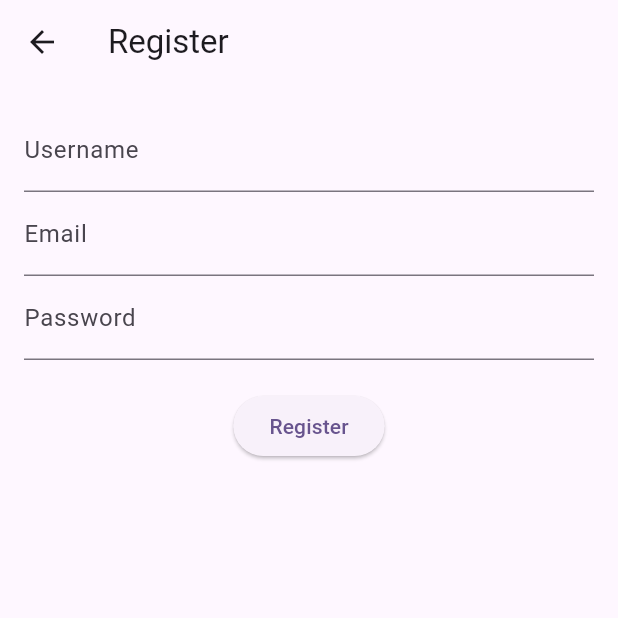
After one commit to Anugraha2526/MusicCoach, a Flutter app: the screen it shows after launch, after a tap on "Don’t have an account? Register", on a phone screen of 412 x 824 dp, the top half of it. The commit adds this screen. Run offline on Flutter 3.47's test engine with Material 3 defaults, Android fonts, the phone set to English and light mode, and no system bars; our stand-ins replace shared_preferences; network calls fail.

Commit message:
Implement user authentication with registration and login screens; add auto-login and update routing

```diff
--- a/music_coach_app/lib/main.dart
+++ b/music_coach_app/lib/main.dart
@@ -1,14 +1,22 @@
 import 'package:flutter/material.dart';
-// import 'screens/piano_lesson_play/piano_lesson_play.dart';
+import 'package:music_coach/services/auth_service.dart';
 import 'screens/login_screen.dart';
+import 'screens/register_screen.dart';
 import 'screens/home_screen.dart';
 
-void main() {
-  runApp(const MyApp());
+void main() async {
+  WidgetsFlutterBinding.ensureInitialized();
+
+  // Check if user is logged in for auto-login
+  bool loggedIn = await AuthService.isLoggedIn();
+
+  runApp(MyApp(startOnHome: loggedIn));
 }
 
 class MyApp extends StatelessWidget {
-  const MyApp({super.key});
+  final bool startOnHome;
+
+  const MyApp({super.key, this.startOnHome = false}); // default false
 
   @override
   Widget build(BuildContext context) {
@@ -17,15 +25,13 @@ class MyApp extends StatelessWidget {
       debugShowCheckedModeBanner: false,
       theme: ThemeData(
         colorScheme: ColorScheme.fromSeed(seedColor: Colors.deepPurple),
-        useMaterial3: true, // optional, for modern Material3 style
+        useMaterial3: true,
       ),
-      // home: const PianoLessonPlay(
-      //   lessonId: 1,
-      // ),
-      home: HomeScreen(),
-       routes: {
+      initialRoute: startOnHome ? '/home' : '/login',
+      routes: {
         '/login': (context) => LoginScreen(),
-        // '/signup': (context) => SignUpScreen(),
+        '/register': (context) => RegisterScreen(),
+        '/home': (context) => HomeScreen(),
       },
     );
   }
--- a/music_coach_app/lib/screens/home_screen.dart
+++ b/music_coach_app/lib/screens/home_screen.dart
@@ -1,3 +1,4 @@
+// home_screen.dart
 import 'package:flutter/material.dart';
 import 'lessons_screen.dart';
 import 'profile_screen.dart';
@@ -12,7 +13,7 @@ class _HomeScreenState extends State<HomeScreen> {
   int _currentIndex = 0;
 
   final List<Widget> _screens = [
-    Container(),         // Home (blank for now)
+    Container(),         // Home placeholder
     LessonsScreen(),     // Lessons placeholder
     ProfileScreen(),     // Profile placeholder
   ];
--- a/music_coach_app/lib/screens/login_screen.dart
+++ b/music_coach_app/lib/screens/login_screen.dart
@@ -2,30 +2,37 @@ import 'package:flutter/material.dart';
 import '../services/auth_service.dart';
 
 class LoginScreen extends StatefulWidget {
-  const LoginScreen({super.key});
-
   @override
   State<LoginScreen> createState() => _LoginScreenState();
 }
 
 class _LoginScreenState extends State<LoginScreen> {
-
   final emailController = TextEditingController();
   final passwordController = TextEditingController();
 
+  @override
+  void initState() {
+    super.initState();
+    _checkAutoLogin();
+  }
+
+  void _checkAutoLogin() async {
+    if (await AuthService.isLoggedIn()) {
+      Navigator.pushReplacementNamed(context, '/home');
+    }
+  }
+
   void handleLogin() async {
-    final token = await AuthService.login(
+    bool success = await AuthService.login(
       emailController.text,
       passwordController.text,
     );
 
-    if (token != null) {
-      ScaffoldMessenger.of(context).showSnackBar(
-        const SnackBar(content: Text('Login Successful')),
-      );
+    if (success) {
+      Navigator.pushReplacementNamed(context, '/home');
     } else {
       ScaffoldMessenger.of(context).showSnackBar(
-        const SnackBar(content: Text('Invalid credentials')),
+        SnackBar(content: Text('Invalid credentials')),
       );
     }
   }
@@ -33,24 +40,30 @@ class _LoginScreenState extends State<LoginScreen> {
   @override
   Widget build(BuildContext context) {
     return Scaffold(
-      appBar: AppBar(title: const Text('Login')),
+      appBar: AppBar(title: Text('Login')),
       body: Padding(
-        padding: const EdgeInsets.all(16),
+        padding: EdgeInsets.all(16),
         child: Column(
           children: [
             TextField(
               controller: emailController,
-              decoration: const InputDecoration(labelText: 'Email'),
+              decoration: InputDecoration(labelText: 'Email'),
             ),
             TextField(
               controller: passwordController,
               obscureText: true,
-              decoration: const InputDecoration(labelText: 'Password'),
+              decoration: InputDecoration(labelText: 'Password'),
             ),
-            const SizedBox(height: 20),
+            SizedBox(height: 20),
             ElevatedButton(
               onPressed: handleLogin,
-              child: const Text('Login'),
+              child: Text('Login'),
+            ),
+            TextButton(
+              onPressed: () {
+                Navigator.pushNamed(context, '/register');
+              },
+              child: Text('Don’t have an account? Register'),
             ),
           ],
         ),
--- a/music_coach_app/lib/screens/profile_screen.dart
+++ b/music_coach_app/lib/screens/profile_screen.dart
@@ -25,7 +25,7 @@ class ProfileScreen extends StatelessWidget {
             ElevatedButton(
               onPressed: () {
                 // Navigate to Sign Up screen
-                Navigator.pushNamed(context, '/signup');
+                Navigator.pushNamed(context, '/register');
               },
               child: Text('Sign Up'),
             ),
--- /dev/null
+++ b/music_coach_app/lib/screens/register_screen.dart
@@ -0,0 +1,74 @@
+import 'package:flutter/material.dart';
+import '../services/auth_service.dart';
+
+class RegisterScreen extends StatefulWidget {
+  const RegisterScreen({super.key});
+
+  @override
+  State<RegisterScreen> createState() => _RegisterScreenState();
+}
+
+class _RegisterScreenState extends State<RegisterScreen> {
+  final emailController = TextEditingController();
+  final usernameController = TextEditingController();
+  final passwordController = TextEditingController();
+  bool _isLoading = false;
+
+  void handleRegister() async {
+    setState(() => _isLoading = true);
+
+    bool success = await AuthService.register(
+      emailController.text,
+      passwordController.text,
+      usernameController.text,
+    );
+
+    setState(() => _isLoading = false);
+
+    if (success) {
+      ScaffoldMessenger.of(context).showSnackBar(
+        const SnackBar(content: Text('Registration successful!')),
+      );
+      // Auto-login: Navigate directly to Home
+      Navigator.pushReplacementNamed(context, '/home');
+    } else {
+      ScaffoldMessenger.of(context).showSnackBar(
+        const SnackBar(content: Text('Registration failed')),
+      );
+    }
+  }
+
+  @override
+  Widget build(BuildContext context) {
+    return Scaffold(
+      appBar: AppBar(title: const Text('Register')),
+      body: Padding(
+        padding: const EdgeInsets.all(16),
+        child: Column(
+          children: [
+            TextField(
+              controller: usernameController,
+              decoration: const InputDecoration(labelText: 'Username'),
+            ),
+            TextField(
+              controller: emailController,
+              decoration: const InputDecoration(labelText: 'Email'),
+            ),
+            TextField(
+              controller: passwordController,
+              obscureText: true,
+              decoration: const InputDecoration(labelText: 'Password'),
+            ),
+            const SizedBox(height: 20),
+            ElevatedButton(
+              onPressed: _isLoading ? null : handleRegister,
+              child: _isLoading
+                  ? const CircularProgressIndicator(color: Colors.white)
+                  : const Text('Register'),
+            ),
+          ],
+        ),
+      ),
+    );
+  }
+}
--- a/music_coach_app/lib/services/auth_service.dart
+++ b/music_coach_app/lib/services/auth_service.dart
@@ -1,23 +1,60 @@
-import 'dart:convert'; // Converts Dart ↔ JSON
+import 'dart:convert';
 import 'package:http/http.dart' as http;
+import 'package:shared_preferences/shared_preferences.dart';
 
 class AuthService {
-  static const String baseUrl = "http://192.168.1.73:8000"; // real phone
+  static const String baseUrl = "http://192.168.1.73:8000"; // Replace with your backend IP
 
-  static Future<String?> login(String email, String password) async {
+  // Registration
+  static Future<bool> register(String email, String password, String username) async {
     final response = await http.post(
-      Uri.parse('$baseUrl/api/accounts/login/'),
+      Uri.parse('$baseUrl/api/accounts/register/'),
       headers: {'Content-Type': 'application/json'},
       body: jsonEncode({
         'email': email,
         'password': password,
+        'username': username,
       }),
+    );
+
+    if (response.statusCode == 201) {
+      final data = jsonDecode(response.body);
+      final token = data['token']['access'];
+      final prefs = await SharedPreferences.getInstance();
+      await prefs.setString('access_token', token); // Save token for auto-login
+      return true;
+    }
+    return false;
+  }
+
+  // Login
+  static Future<bool> login(String email, String password) async {
+    final response = await http.post(
+      Uri.parse('$baseUrl/api/accounts/login/'),
+      headers: {'Content-Type': 'application/json'},
+      body: jsonEncode({'email': email, 'password': password}),
     );
 
     if (response.statusCode == 200) {
       final data = jsonDecode(response.body);
-      return data['token']['access'];
+      final token = data['token']['access'];
+      final prefs = await SharedPreferences.getInstance();
+      await prefs.setString('access_token', token); // Save token for auto-login
+      return true;
     }
-    return null;
+    return false;
+  }
+
+  // Check if user is already logged in
+  static Future<bool> isLoggedIn() async {
+    final prefs = await SharedPreferences.getInstance();
+    final token = prefs.getString('access_token');
+    return token != null;
+  }
+
+  // Logout
+  static Future<void> logout() async {
+    final prefs = await SharedPreferences.getInstance();
+    await prefs.remove('access_token');
   }
 }
--- a/music_coach_app/pubspec.yaml
+++ b/music_coach_app/pubspec.yaml
@@ -37,6 +37,7 @@ dependencies:
 
   audioplayers: 6.5.1
   http: ^1.2.0
+  shared_preferences: ^2.2.1
 
 dev_dependencies:
   flutter_test:
@@ -61,11 +62,6 @@ flutter:
   uses-material-design: true
 
 
-  assets:
-    - assets/audio/C4.wav
-    - assets/audio/D4.wav
-    - assets/audio/E4.wav
-    - assets/audio/C5.wav
 
   # To add assets to your application, add an assets section, like this:
   # assets:
```
Also changed, not shown: music_coach_app/pubspec.lock, 1 other file.
